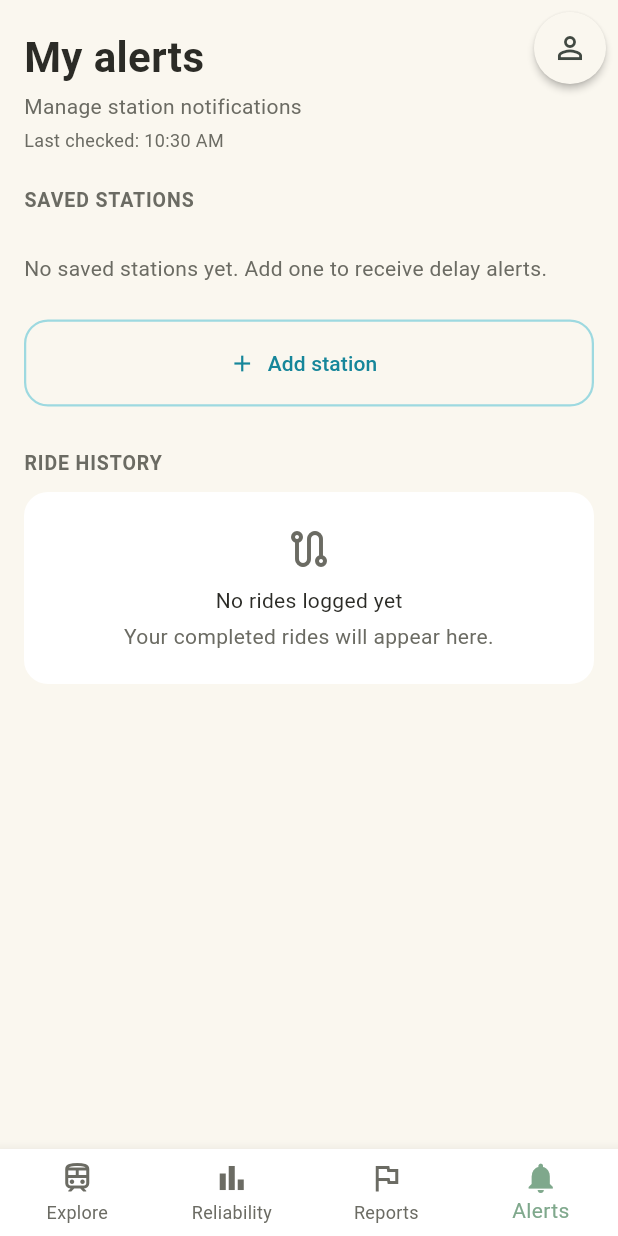
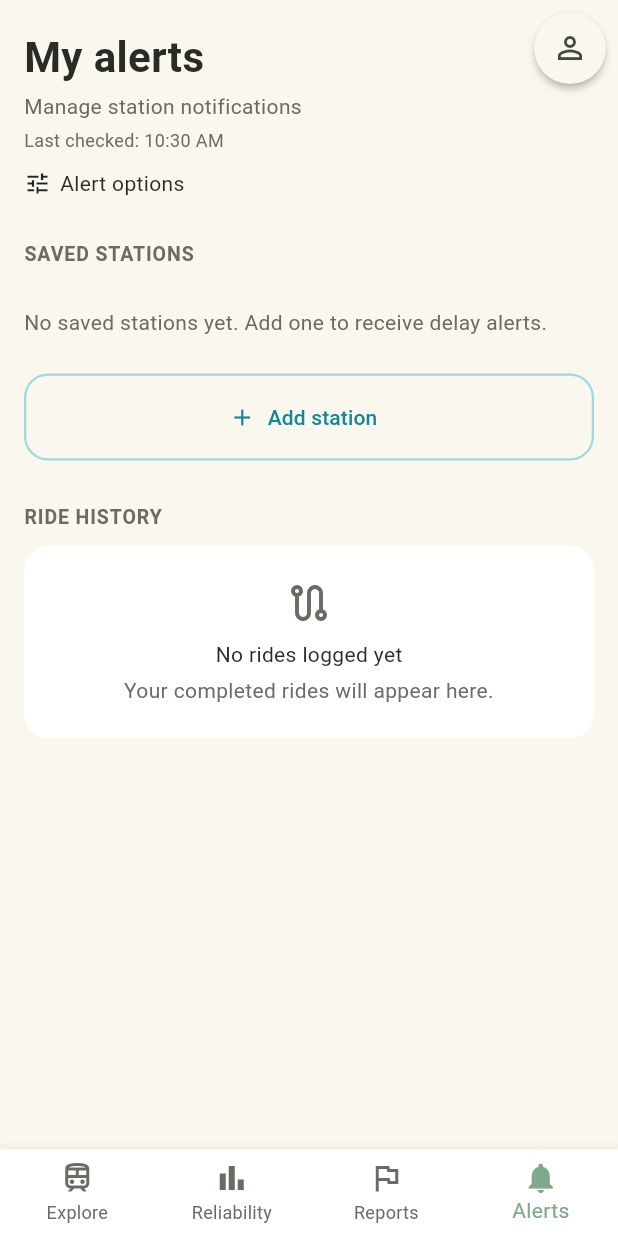
Before and after one commit to ToArngc/mobile_assigment, a Flutter app: the screen it shows once a user with an empty profile is signed in, item 4 of the bottom bar chosen, on a phone screen of 412 x 824 dp. Run offline on Flutter 3.47's test engine with Material 3 defaults, Android fonts, the phone set to English and light mode, and no system bars; our stand-ins replace fl_chart, flutter_local_notifications, image_picker, location, supabase_flutter, timezone; accounts and stored records are empty.

Commit message:
Move alert options away from profile control

```diff
--- a/lib/modules/alerts/screens/alerts_home_screen.dart
+++ b/lib/modules/alerts/screens/alerts_home_screen.dart
@@ -191,11 +191,7 @@ class _Header extends StatelessWidget {
 
   @override
   Widget build(BuildContext context) {
-    return Row(
-      crossAxisAlignment: CrossAxisAlignment.start,
-      children: [
-        Expanded(
-          child: Column(
+    return Column(
       crossAxisAlignment: CrossAxisAlignment.start,
       children: [
         const Text(
@@ -217,12 +213,21 @@ class _Header extends StatelessWidget {
             ),
           ),
         ],
+        const SizedBox(height: 4),
+        PopupMenuButton<_HeaderAction>(
+          tooltip: 'Alert options',
+          onSelected: (action) => _handleAction(context, action),
+          child: const Padding(
+            padding: EdgeInsets.symmetric(vertical: 6),
+            child: Row(
+              mainAxisSize: MainAxisSize.min,
+              children: [
+                Icon(Icons.tune, size: 18),
+                SizedBox(width: 6),
+                Text('Alert options'),
               ],
             ),
           ),
-        PopupMenuButton<_HeaderAction>(
-          tooltip: 'Alert options',
-          onSelected: (action) => _handleAction(context, action),
           itemBuilder: (_) => const [
             PopupMenuItem(
               value: _HeaderAction.mute,
```
Lines whose indentation alone changed are shown as unchanged.
